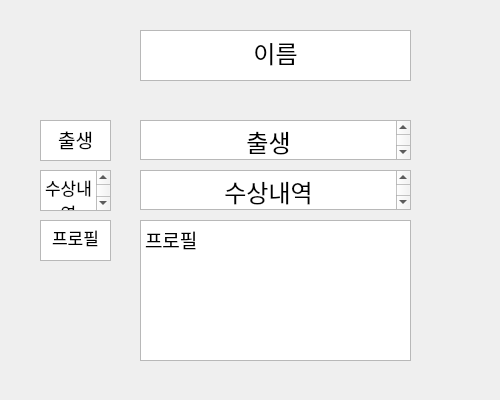
The window that database_src/v1/window/actor_info.ui (DDongYul/Database-FinalProject) describes before a commit, drawn with Qt 5.
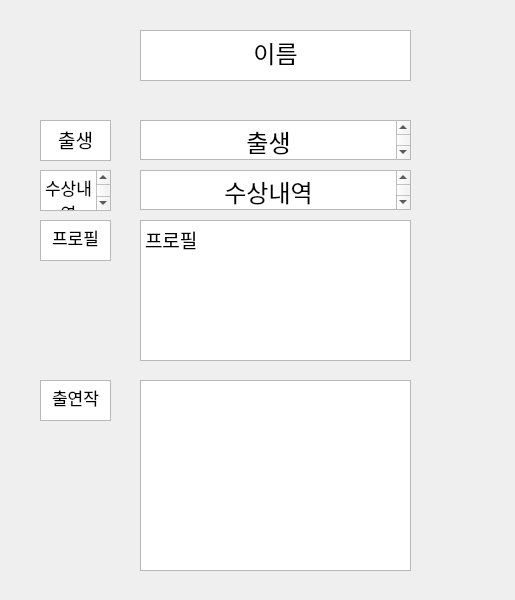
The same window after the commit.

Commit message: 배우 출연작 ,출연작 누르면 영화상세정보 화면으로 이동 ,  배우로 검색 기능

Patch:
```diff
--- a/database_src/v1/window/actor_info.ui
+++ b/database_src/v1/window/actor_info.ui
@@ -6,8 +6,8 @@
    <rect>
     <x>0</x>
     <y>0</y>
-    <width>500</width>
-    <height>400</height>
+    <width>515</width>
+    <height>600</height>
    </rect>
   </property>
   <property name="windowTitle">
@@ -153,6 +153,33 @@
 &lt;p align=&quot;center&quot; style=&quot; margin-top:0px; margin-bottom:0px; margin-left:0px; margin-right:0px; -qt-block-indent:0; text-indent:0px;&quot;&gt;&lt;span style=&quot; font-size:14pt;&quot;&gt;출생&lt;/span&gt;&lt;/p&gt;&lt;/body&gt;&lt;/html&gt;</string>
    </property>
   </widget>
+  <widget class="QTextEdit" name="textEdit_4">
+   <property name="geometry">
+    <rect>
+     <x>40</x>
+     <y>380</y>
+     <width>71</width>
+     <height>41</height>
+    </rect>
+   </property>
+   <property name="html">
+    <string>&lt;!DOCTYPE HTML PUBLIC &quot;-//W3C//DTD HTML 4.0//EN&quot; &quot;http://www.w3.org/TR/REC-html40/strict.dtd&quot;&gt;
+&lt;html&gt;&lt;head&gt;&lt;meta name=&quot;qrichtext&quot; content=&quot;1&quot; /&gt;&lt;style type=&quot;text/css&quot;&gt;
+p, li { white-space: pre-wrap; }
+&lt;/style&gt;&lt;/head&gt;&lt;body style=&quot; font-family:'.AppleSystemUIFont'; font-size:13pt; font-weight:400; font-style:normal;&quot;&gt;
+&lt;p align=&quot;center&quot; style=&quot; margin-top:0px; margin-bottom:0px; margin-left:0px; margin-right:0px; -qt-block-indent:0; text-indent:0px;&quot;&gt;출연작&lt;/p&gt;&lt;/body&gt;&lt;/html&gt;</string>
+   </property>
+  </widget>
+  <widget class="QListWidget" name="listWidget_movieList">
+   <property name="geometry">
+    <rect>
+     <x>140</x>
+     <y>380</y>
+     <width>271</width>
+     <height>191</height>
+    </rect>
+   </property>
+  </widget>
  </widget>
  <resources/>
  <connections/>
```
The commit also changes 3 other files.
